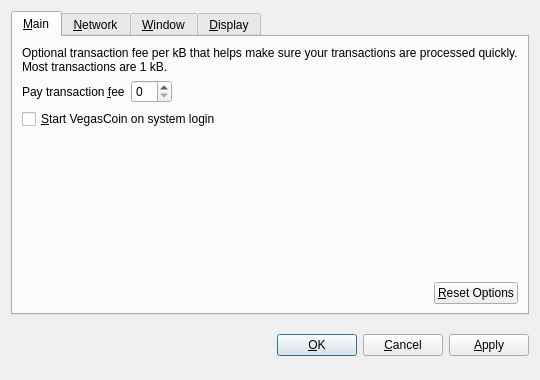
First picture: the form in src/qt/forms/optionsdialog.ui, repository VegasCoin/vegascoin, before the edit.
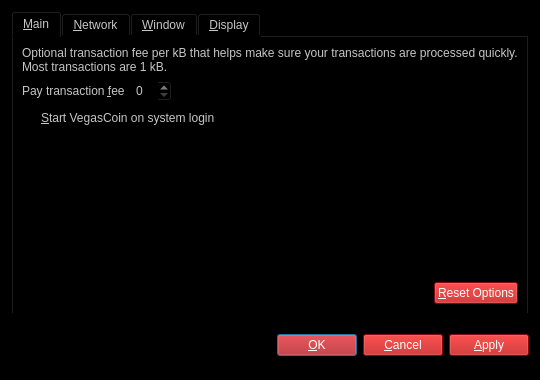
Second picture: the form after the edit. Custom widgets are drawn as their Qt base class.

Commit message: Updated forms to black background

Diff of the .ui file:
```diff
--- a/src/qt/forms/optionsdialog.ui
+++ b/src/qt/forms/optionsdialog.ui
@@ -13,6 +13,10 @@
   <property name="windowTitle">
    <string>Options</string>
   </property>
+  <property name="styleSheet">
+   <string notr="true">color: rgb(198, 198, 198);
+background-color: rgb(0, 0, 0);</string>
+  </property>
   <property name="modal">
    <bool>true</bool>
   </property>
@@ -119,6 +123,11 @@
            <property name="toolTip">
             <string>Reset all client options to default.</string>
            </property>
+           <property name="styleSheet">
+            <string notr="true">font: bold 9pt &quot;Sans Serif&quot;;
+color: rgb(255, 255, 255);
+background-color: rgb(183, 13, 13);</string>
+           </property>
            <property name="text">
             <string>&amp;Reset Options</string>
            </property>
@@ -429,6 +438,11 @@
      </item>
      <item>
       <widget class="QPushButton" name="okButton">
+       <property name="styleSheet">
+        <string notr="true">font: bold 9pt &quot;Sans Serif&quot;;
+color: rgb(255, 255, 255);
+background-color: rgb(183, 13, 13);</string>
+       </property>
        <property name="text">
         <string>&amp;OK</string>
        </property>
@@ -436,6 +450,11 @@
      </item>
      <item>
       <widget class="QPushButton" name="cancelButton">
+       <property name="styleSheet">
+        <string notr="true">font: bold 9pt &quot;Sans Serif&quot;;
+color: rgb(255, 255, 255);
+background-color: rgb(183, 13, 13);</string>
+       </property>
        <property name="text">
         <string>&amp;Cancel</string>
        </property>
@@ -446,6 +465,11 @@
      </item>
      <item>
       <widget class="QPushButton" name="applyButton">
+       <property name="styleSheet">
+        <string notr="true">font: bold 9pt &quot;Sans Serif&quot;;
+color: rgb(255, 255, 255);
+background-color: rgb(183, 13, 13);</string>
+       </property>
        <property name="text">
         <string>&amp;Apply</string>
        </property>
```
Left out of the diff: 1 changed line with no effect on the pictures. The commit also changes 11 other files.
